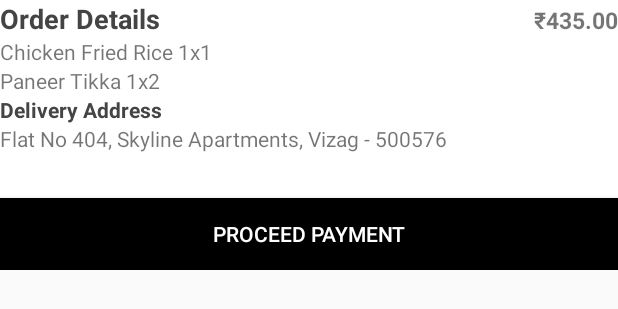
After one commit to EarlSquad/MenuMan, an Android app: the layout bottom_sheet.xml on its own in the app's theme, with its tools: preview values and no code run, on a phone screen of 412 x 824 dp. The commit adds this screen. Shown: the top 309 px of the screen. Run offline under Robolectric (Android 15) with nearby library versions, the phone set to English and light mode, and no system bars.

Commit message:
Added xml for bottom sheet

```diff
--- a/app/build.gradle
+++ b/app/build.gradle
@@ -37,10 +37,13 @@ dependencies {
     implementation 'com.android.support:support-v4:28.0.0'
     implementation 'com.android.support:support-media-compat:28.0.0'
     implementation 'com.android.support.constraint:constraint-layout:1.1.3'
+    implementation 'com.android.support:design:28.0.0'
     implementation 'com.squareup.picasso:picasso:2.71828'
     implementation(name:'abbyy-rtr-sdk-1.0', ext:'aar')
     testImplementation 'junit:junit:4.12'
     androidTestImplementation('com.android.support.test.espresso:espresso-core:3.0.2', {
         exclude group: 'com.android.support', module: 'support-annotations'
     })
+    compile 'com.jakewharton:butterknife:8.8.1'
+    annotationProcessor 'com.jakewharton:butterknife-compiler:8.8.1'
 }
--- a/app/src/main/java/org/earlsquad/menuman/SurfaceViewWithOverlay.java
+++ b/app/src/main/java/org/earlsquad/menuman/SurfaceViewWithOverlay.java
@@ -125,12 +125,14 @@ public class SurfaceViewWithOverlay extends SurfaceView {
     final int width = botRight.y - topRight.y;
     final int mid = (botRight.y + topRight.y) / 2;
     final int size = Math.min(500, width * 3);
+//    final int size = 300;
 
-    Picasso.get().load(foodURL).into(new Target() {
+    Picasso.get().load("http://befreshcorp.net/wp-content/uploads/2017/07/product-packshot-mango.jpg").into(new Target() {
       @Override
       public void onBitmapLoaded(Bitmap bitmap, Picasso.LoadedFrom from) {
         Bitmap food = Bitmap.createScaledBitmap(bitmap, size, size, false);
-        canvas.drawBitmap(food, (float) (topRight.x + 1.25 * width), (float) Math.max(0, mid - 1.5 * width), null);
+        canvas.drawBitmap(food, (float) Math.max(0, (topRight.x + 1.25 * width)), (float) Math.max(0, mid - 1.5 * width), null);
+//          canvas.drawBitmap(food, 50, 50, null);
       }
 
       @Override
--- /dev/null
+++ b/app/src/main/res/layout/bottom_sheet.xml
@@ -0,0 +1,73 @@
+<?xml version="1.0" encoding="utf-8"?>
+<LinearLayout xmlns:android="http://schemas.android.com/apk/res/android"
+xmlns:app="http://schemas.android.com/apk/res-auto"
+android:id="@+id/bottom_sheet"
+android:layout_width="match_parent"
+android:layout_height="wrap_content"
+android:background="#fff"
+android:orientation="vertical"
+app:behavior_hideable="true"
+app:behavior_peekHeight="56dp"
+app:layout_behavior="android.support.design.widget.BottomSheetBehavior">
+
+<LinearLayout
+    android:layout_width="match_parent"
+    android:layout_height="wrap_content"
+    android:orientation="horizontal"
+    android:layout_gravity="center_vertical"
+    android:weightSum="3">
+
+    <TextView
+        android:layout_width="0dp"
+        android:layout_height="wrap_content"
+        android:layout_weight="2"
+        android:text="Order Details"
+        android:textColor="#444"
+        android:textSize="18dp"
+        android:textStyle="bold" />
+
+    <TextView
+        android:layout_width="0dp"
+        android:gravity="right"
+        android:layout_height="wrap_content"
+        android:layout_weight="1"
+        android:textStyle="bold"
+        android:textSize="15dp"
+        android:text="₹435.00">
+
+    </TextView>
+</LinearLayout>
+
+
+<TextView
+    android:layout_width="wrap_content"
+    android:layout_height="wrap_content"
+    android:text="Chicken Fried Rice 1x1" />
+
+<TextView
+    android:layout_width="wrap_content"
+    android:layout_height="wrap_content"
+    android:text="Paneer Tikka 1x2" />
+
+<TextView
+    android:layout_width="wrap_content"
+    android:layout_height="wrap_content"
+    android:text="Delivery Address"
+    android:textColor="#444"
+    android:textStyle="bold" />
+
+<TextView
+    android:layout_width="wrap_content"
+    android:layout_height="wrap_content"
+    android:text="Flat No 404, Skyline Apartments, Vizag - 500576" />
+
+<Button
+    android:layout_width="match_parent"
+    android:layout_height="wrap_content"
+    android:layout_marginTop="30dp"
+    android:background="#000"
+    android:foreground="?attr/selectableItemBackground"
+    android:text="PROCEED PAYMENT"
+    android:textColor="#fff" />
+
+</LinearLayout>
```
Also changed, not shown: app/src/main/java/org/earlsquad/menuman/CameraActivity.java (+17 -1 lines), app/src/main/res/layout/activity_camera.xml (+30 -0 lines).
